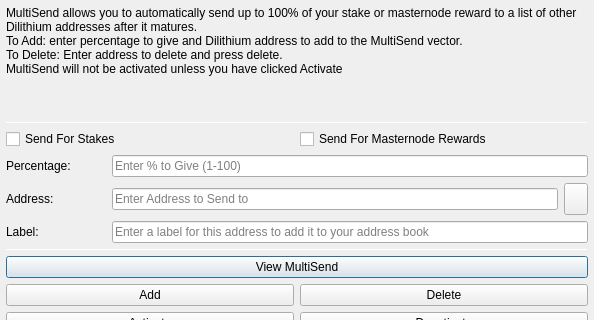
Qt form src/qt/forms/multisenddialog.ui (kahsh/kahsh) before a commit; both pictures show x 0 to 594 and y 0 to 320 of the 594 by 526 pixel window.
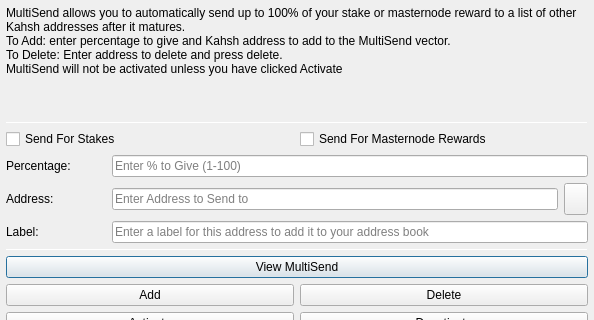
The same form after that commit. Icons and pictures are not drawn.

Diff of the .ui file:
```diff
--- a/src/qt/forms/multisenddialog.ui
+++ b/src/qt/forms/multisenddialog.ui
@@ -37,8 +37,8 @@
         <number>1</number>
        </property>
        <property name="text">
-        <string>MultiSend allows you to automatically send up to 100% of your stake or masternode reward to a list of other Dilithium addresses after it matures.
-To Add: enter percentage to give and Dilithium address to add to the MultiSend vector.
+        <string>MultiSend allows you to automatically send up to 100% of your stake or masternode reward to a list of other Kahsh addresses after it matures.
+To Add: enter percentage to give and Kahsh address to add to the MultiSend vector.
 To Delete: Enter address to delete and press delete.
 MultiSend will not be activated unless you have clicked Activate</string>
        </property>
```
Left out of the diff: 4 changed lines with no effect on the pictures.
